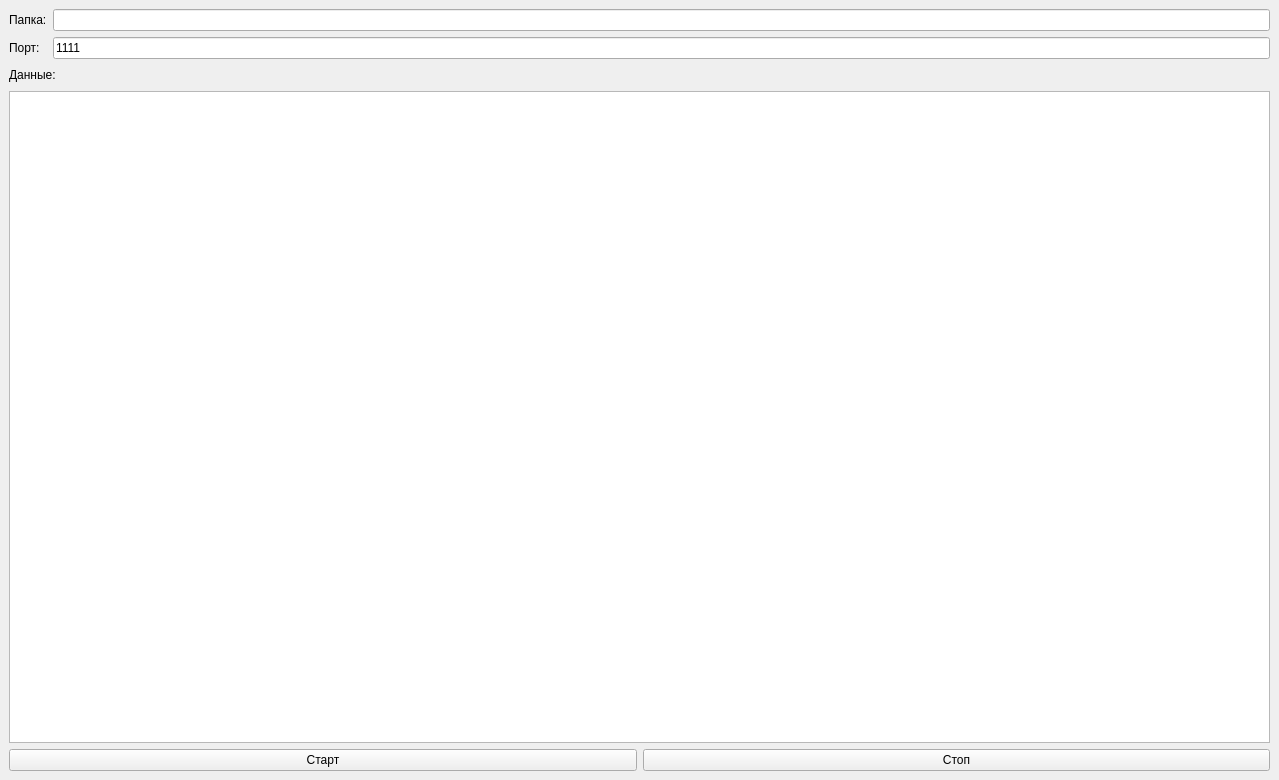
Before: the Qt Designer form NetWriter/netreader.ui in KirillOzerov/Practika_Qt, drawn with Qt 5.
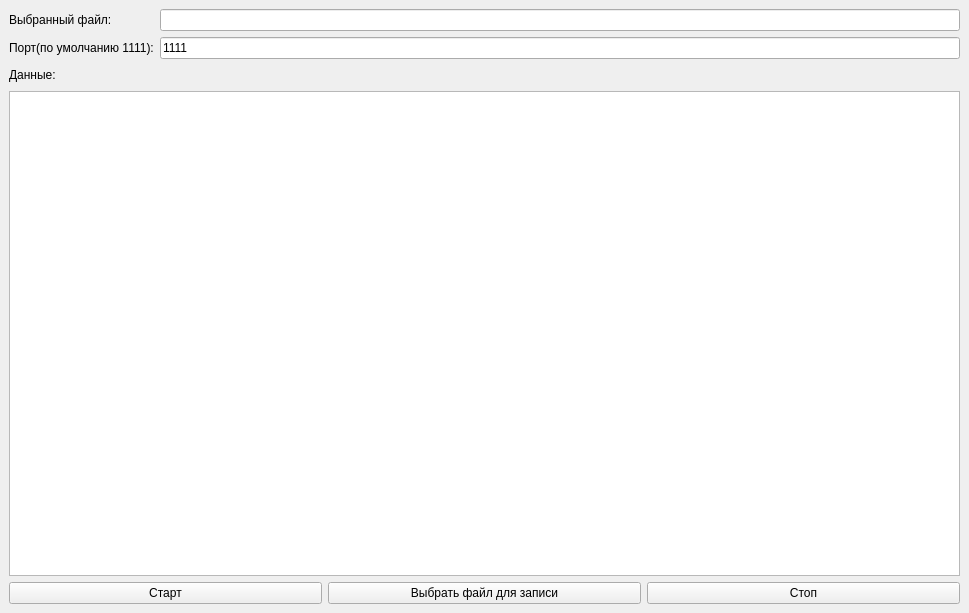
After: the same form once the commit is applied.

```diff
--- a/NetWriter/netreader.ui
+++ b/NetWriter/netreader.ui
@@ -6,8 +6,8 @@
    <rect>
     <x>0</x>
     <y>0</y>
-    <width>1279</width>
-    <height>780</height>
+    <width>969</width>
+    <height>613</height>
    </rect>
   </property>
   <property name="windowTitle">
@@ -20,14 +20,14 @@
       <item row="1" column="0">
        <widget class="QLabel" name="label_2">
         <property name="text">
-         <string>Порт:</string>
+         <string>Порт(по умолчанию 1111):</string>
         </property>
        </widget>
       </item>
       <item row="0" column="0">
        <widget class="QLabel" name="label">
         <property name="text">
-         <string>Папка:</string>
+         <string>Выбранный файл:</string>
         </property>
        </widget>
       </item>
@@ -83,6 +83,13 @@
         </property>
        </widget>
       </item>
+      <item>
+       <widget class="QPushButton" name="fileButton">
+        <property name="text">
+         <string>Выбрать файл для записи</string>
+        </property>
+       </widget>
+      </item>
       <item>
        <widget class="QPushButton" name="stopButton">
         <property name="text">
```
